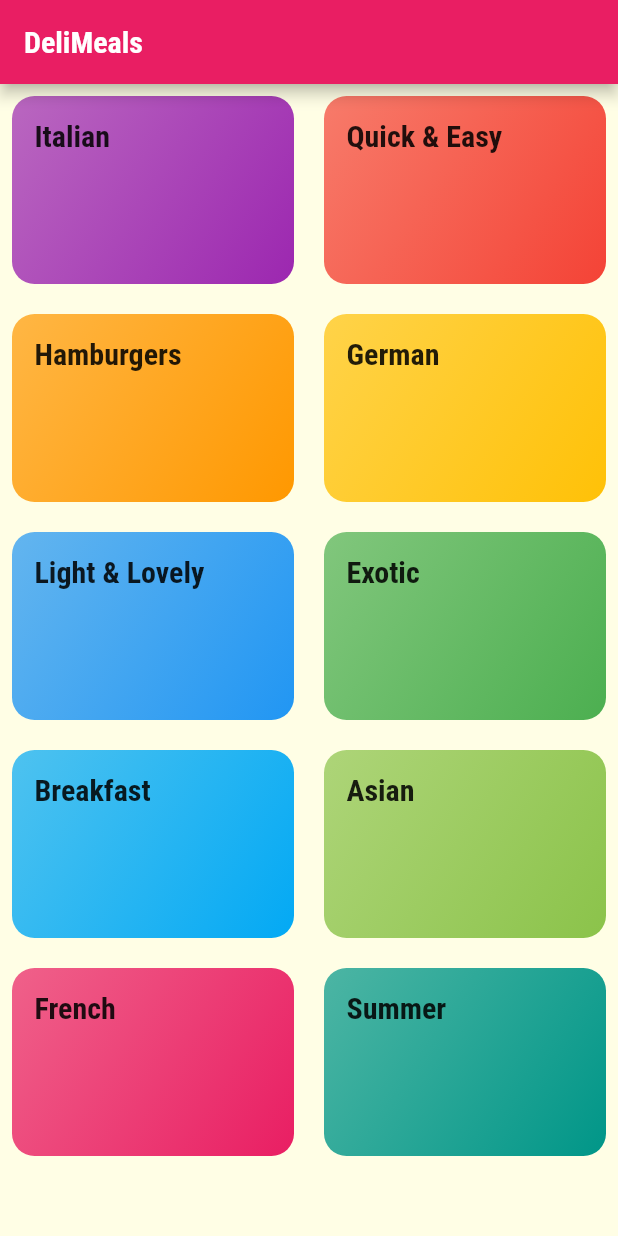
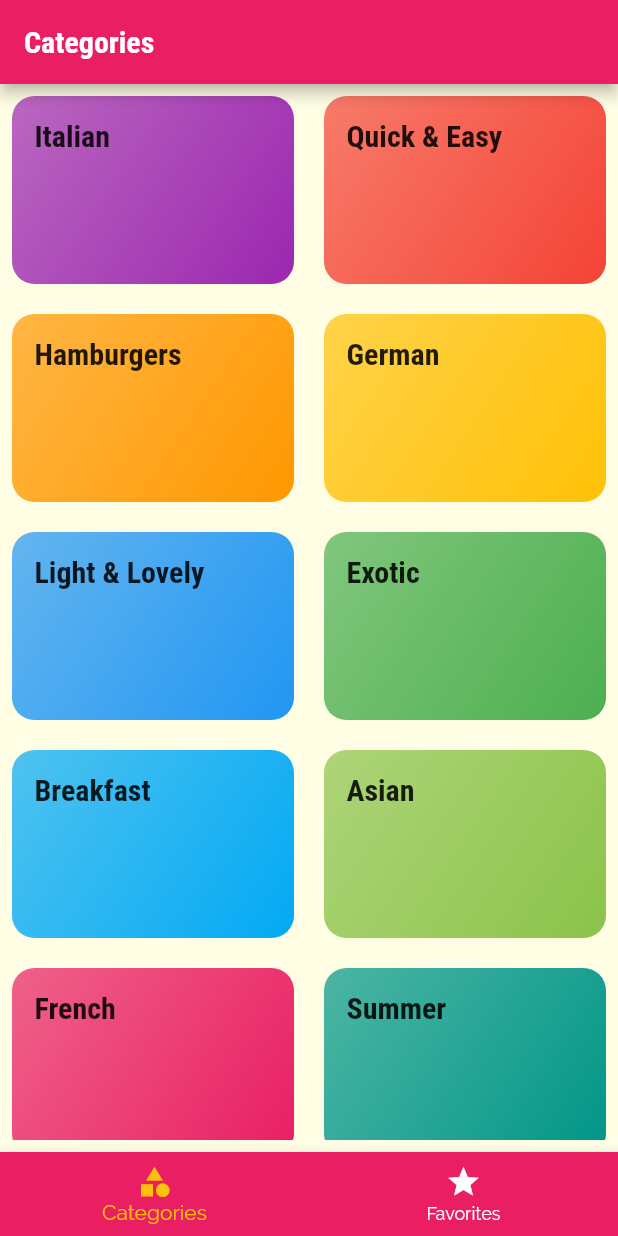
Before and after one commit to Shashank0271/Meals-App, a Flutter app: the screen it shows after launch, on a phone screen of 412 x 824 dp. Run offline on Flutter 3.47's test engine with Material 2 defaults, Android fonts, the phone set to English and light mode, and no system bars.

Commit message:
updated files

```diff
--- a/lib/main.dart
+++ b/lib/main.dart
@@ -1,7 +1,7 @@
 import 'package:flutter/cupertino.dart';
 import 'package:flutter/material.dart';
-import 'package:meals_app/screens/categories_screen.dart';
 import 'package:meals_app/screens/meals_details_screen.dart';
+import 'package:meals_app/screens/tabs_screen.dart';
 import 'screens/category_meals_screen.dart';
 
 void main() {
@@ -32,7 +32,7 @@ class MyApp extends StatelessWidget {
       ),
       //home: const CategoriesScreen(),
       routes: {
-        '/': (context) => const CategoriesScreen(),
+        '/': (context) => TabsScreen(),
         CategoryMealsScreen.routeName: (context) => CategoryMealsScreen(),
         MealsDetailsScreen.routeName: (context) => MealsDetailsScreen(),
       },
--- a/lib/screens/categories_screen.dart
+++ b/lib/screens/categories_screen.dart
@@ -7,11 +7,10 @@ class CategoriesScreen extends StatelessWidget {
 
   @override
   Widget build(BuildContext context) {
-    return Scaffold(
-      appBar: AppBar(title: const Text('DeliMeals')),
-      body: Padding(
+    return Padding(
       padding: const EdgeInsets.all(8.0),
       child: GridView(
+        physics: const BouncingScrollPhysics(),
         children: DUMMY_CATEGORIES
             .map((cat) => CategoryItem(
                   title: cat.title,
@@ -26,7 +25,6 @@ class CategoriesScreen extends StatelessWidget {
           mainAxisSpacing: 20,
         ),
       ),
-      ),
     );
   }
 }
--- /dev/null
+++ b/lib/screens/tabs_screen.dart
@@ -0,0 +1,54 @@
+import 'package:flutter/material.dart';
+import 'package:meals_app/screens/favorites_screen.dart';
+import 'categories_screen.dart';
+
+class TabsScreen extends StatefulWidget {
+  const TabsScreen({Key? key}) : super(key: key);
+
+  @override
+  State<TabsScreen> createState() => _TabsScreenState();
+}
+
+class _TabsScreenState extends State<TabsScreen> {
+  final List<Map<String, dynamic>> _pages = [
+    {'page': const CategoriesScreen(), 'title': 'Categories'},
+    {'page': const FavoriesScreen(), 'title': 'Your Favorites'},
+  ];
+  int _selectedPageIndex = 0;
+
+  void _selectPage(int index) {
+    setState(() {
+      _selectedPageIndex = index;
+    });
+  }
+
+  @override
+  Widget build(BuildContext context) {
+    return Scaffold(
+      appBar: AppBar(
+        title: Text(_pages[_selectedPageIndex]['title']),
+      ),
+      body: _pages[_selectedPageIndex]['page'],
+      bottomNavigationBar: BottomNavigationBar(
+        unselectedItemColor: Colors.white,
+        selectedItemColor: Theme.of(context).colorScheme.secondary,
+        onTap: _selectPage,
+        currentIndex: _selectedPageIndex,
+        backgroundColor: Theme.of(context).colorScheme.primary,
+        type: BottomNavigationBarType.fixed,
+        items: const [
+          BottomNavigationBarItem(
+            icon: Icon(
+              Icons.category,
+            ),
+            label: 'Categories',
+          ),
+          BottomNavigationBarItem(
+            icon: Icon(Icons.star),
+            label: 'Favorites',
+          ),
+        ],
+      ),
+    );
+  }
+}
```
Also changed, not shown: lib/screens/favorites_screen.dart (added, +14 -0 lines), lib/screens/meals_details_screen.dart (+54 -19 lines). Lines whose indentation alone changed are shown as unchanged.
